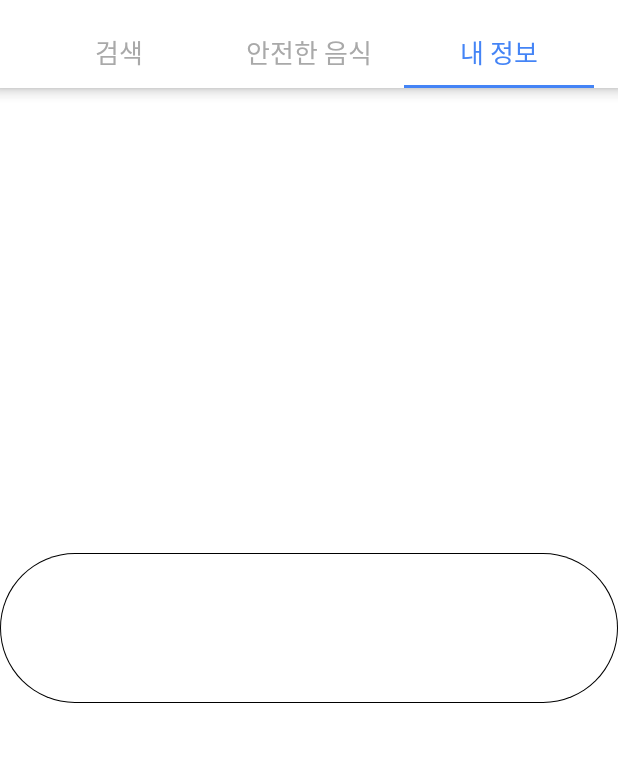
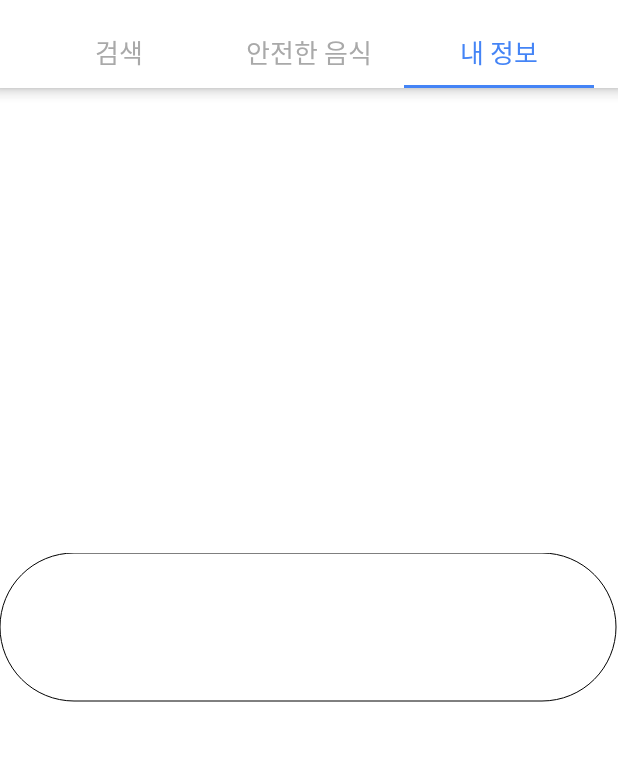
Before and after one commit to buddman1208/Safood, an Android app: the screen it shows after launch (MainActivity), tab 3 chosen, on a phone screen of 412 x 824 dp, the part 68-830 px from its top. Run offline under Robolectric (Android 15) with nearby library versions, the phone set to English and light mode, and no system bars; our stand-ins replace data binding.

Commit message:
CartaTagView: let view have transparent bg while not fullmode

```diff
--- a/app/src/main/java/kr/edcan/safood/views/CartaTagView.java
+++ b/app/src/main/java/kr/edcan/safood/views/CartaTagView.java
@@ -8,13 +8,11 @@ import android.graphics.Paint;
 import android.graphics.Point;
 import android.graphics.RectF;
 import android.util.AttributeSet;
-import android.util.Log;
-import android.view.MotionEvent;
-import android.view.View;
+import android.view.Gravity;
 import android.widget.TextView;
-import android.widget.Toast;
 
 import kr.edcan.safood.R;
+
 
 /**
  * Created by JunseokOh on 2016. 8. 6..
@@ -55,6 +53,7 @@ public class CartaTagView extends TextView {
 
     public void setView() {
         setTextColor((fullMode) ? Color.WHITE : color);
+        setGravity(Gravity.CENTER);
     }
 
     @Override
@@ -62,9 +61,9 @@ public class CartaTagView extends TextView {
         setView();
         bgPaint = new Paint();
         bgPaint.setColor(color);
-        bgPaint.setStyle(Paint.Style.FILL);
+        bgPaint.setStyle(Paint.Style.STROKE);
         innerPaint = new Paint();
-        innerPaint.setColor(Color.WHITE);
+        innerPaint.setColor(color);
         innerPaint.setStyle(Paint.Style.FILL);
         Point center = new Point(width / 2, height / 2);
         int strokeWidth = getResources().getDimensionPixelSize(R.dimen.stroke_width);
@@ -76,10 +75,10 @@ public class CartaTagView extends TextView {
         int right = center.x + (innerW / 2);
         int bottom = center.y + (innerH / 2);
 
-        RectF bgRect = new RectF(0.0f, 0.0f, width, height);
+        RectF bgRect = new RectF(0.0f, 0.0f, width - strokeWidth, height - strokeWidth);
         RectF innerRect = new RectF(left, top, right, bottom);
         canvas.drawRoundRect(bgRect, height / 2, height / 2, bgPaint);
-        if (!fullMode)
+        if (fullMode)
             canvas.drawRoundRect(innerRect, innerH / 2, innerH / 2, innerPaint);
         super.onDraw(canvas);
     }
```
